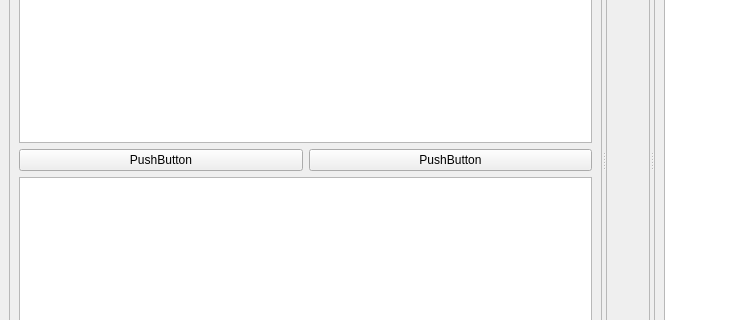
Above: slacx/slacxui/basic.ui from slaclab/paws before the change; both pictures show x 0 to 733 and y 303 to 623 of the 1256 by 928 pixel window. Below: the same form after it.
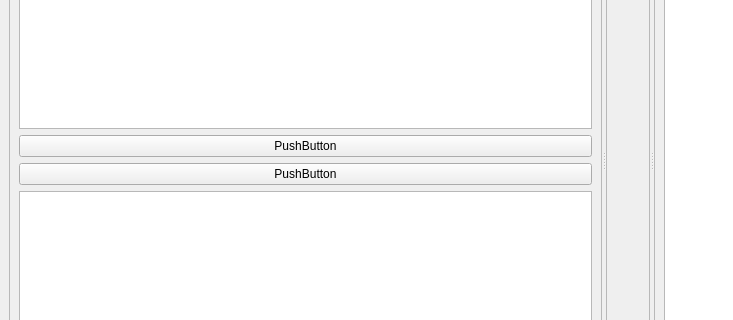
That is the form after the change.

The edit to the form file:
```diff
--- a/slacx/slacxui/basic.ui
+++ b/slacx/slacxui/basic.ui
@@ -31,21 +31,7 @@
         <enum>QFrame::Raised</enum>
        </property>
        <layout class="QGridLayout" name="gridLayout_4">
-        <item row="1" column="0">
-         <widget class="QPushButton" name="add_op_button">
-          <property name="text">
-           <string>PushButton</string>
-          </property>
-         </widget>
-        </item>
-        <item row="1" column="1">
-         <widget class="QPushButton" name="edit_op_button">
-          <property name="text">
-           <string>PushButton</string>
-          </property>
-         </widget>
-        </item>
-        <item row="2" column="0" colspan="2">
+        <item row="3" column="0" colspan="2">
          <widget class="QPlainTextEdit" name="message_board">
           <property name="undoRedoEnabled">
            <bool>false</bool>
@@ -58,6 +44,20 @@
         <item row="0" column="0" colspan="2">
          <widget class="QTreeView" name="op_tree"/>
         </item>
+        <item row="1" column="0" colspan="2">
+         <widget class="QPushButton" name="add_op_button">
+          <property name="text">
+           <string>PushButton</string>
+          </property>
+         </widget>
+        </item>
+        <item row="2" column="0" colspan="2">
+         <widget class="QPushButton" name="edit_op_button">
+          <property name="text">
+           <string>PushButton</string>
+          </property>
+         </widget>
+        </item>
        </layout>
       </widget>
       <widget class="QFrame" name="center_frame">
```
